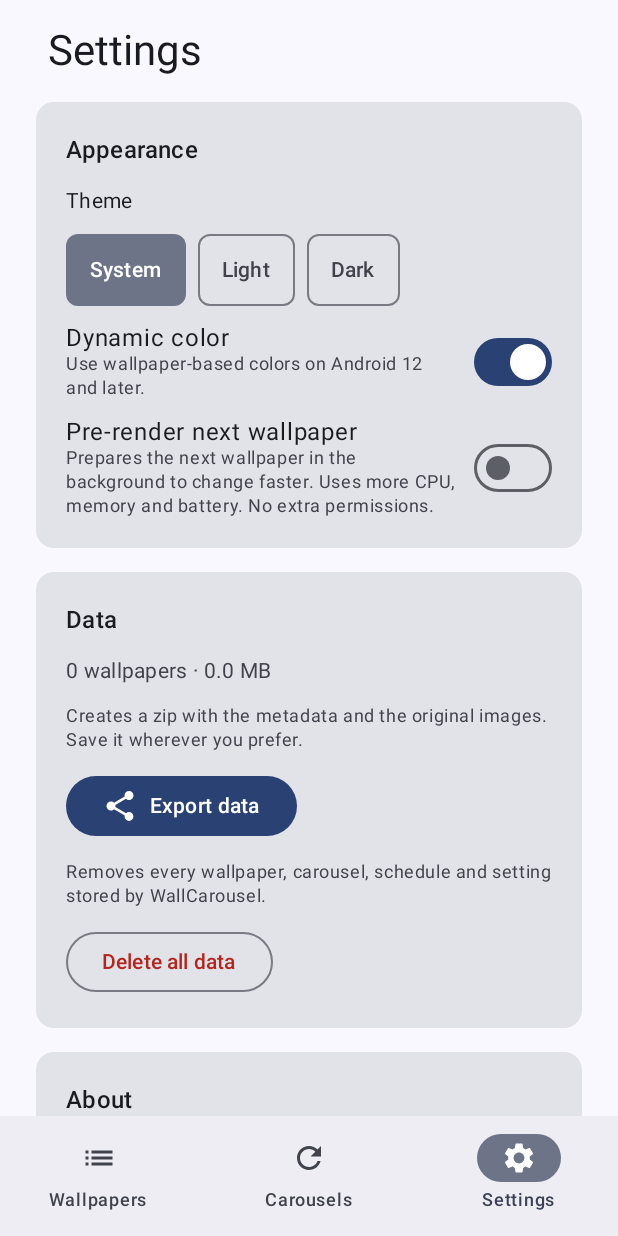
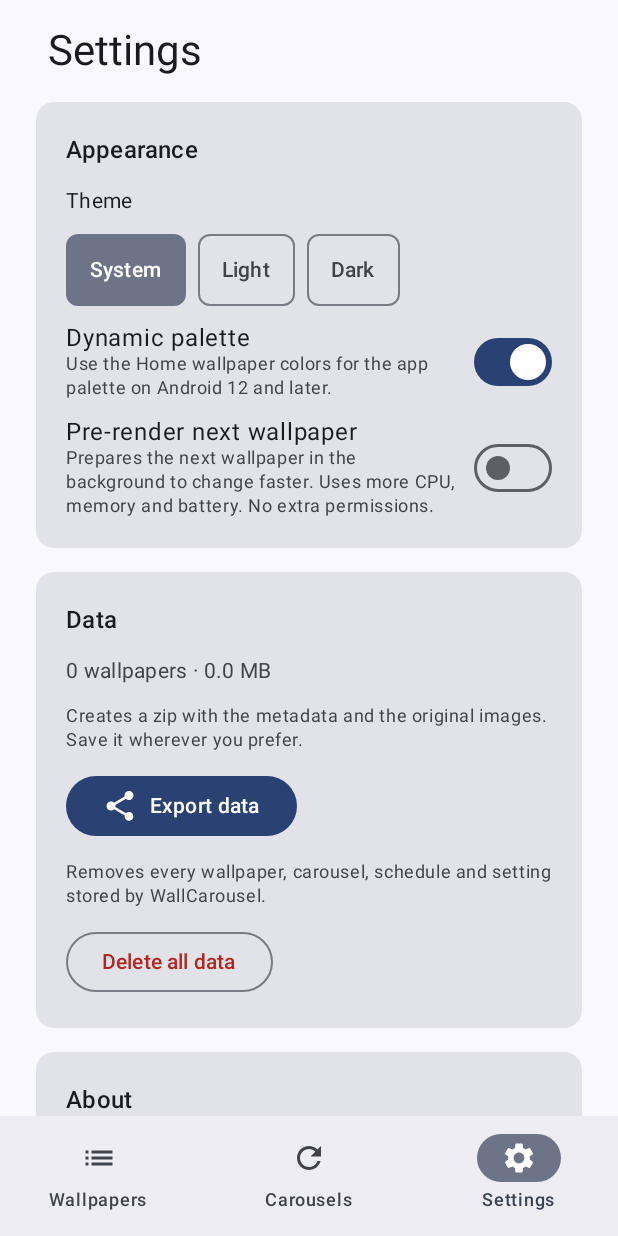
Before and after one commit to Megaantony00/WallCarousel, an Android app built with Jetpack Compose: the screen it shows after launch (MainActivity), item 3 of the bottom bar chosen, on a phone screen of 412 x 824 dp. Run offline under Robolectric (Android 15) with nearby library versions, the phone set to English and light mode, and no system bars.

Commit message:
Release 1.9

```diff
--- a/app/build.gradle.kts
+++ b/app/build.gradle.kts
@@ -23,8 +23,8 @@ android {
     applicationId = "com.wallcarousel.app"
     minSdk = 29
     targetSdk = 36
-    versionCode = 9
-    versionName = "1.8"
+    versionCode = 10
+    versionName = "1.9"
   }
 
   signingConfigs {
--- a/app/src/main/res/values/strings.xml
+++ b/app/src/main/res/values/strings.xml
@@ -105,8 +105,8 @@
     <string name="theme_system">System</string>
     <string name="theme_light">Light</string>
     <string name="theme_dark">Dark</string>
-    <string name="dynamic_color">Dynamic color</string>
-    <string name="dynamic_color_summary">Use wallpaper-based colors on Android 12 and later.</string>
+    <string name="dynamic_color">Dynamic palette</string>
+    <string name="dynamic_color_summary">Use the Home wallpaper colors for the app palette on Android 12 and later.</string>
     <string name="pre_render_next">Pre-render next wallpaper</string>
     <string name="pre_render_next_summary">Prepares the next wallpaper in the background to change faster. Uses more CPU, memory and battery. No extra permissions.</string>
     <string name="data">Data</string>
```
Also changed, not shown: 3 other files.
